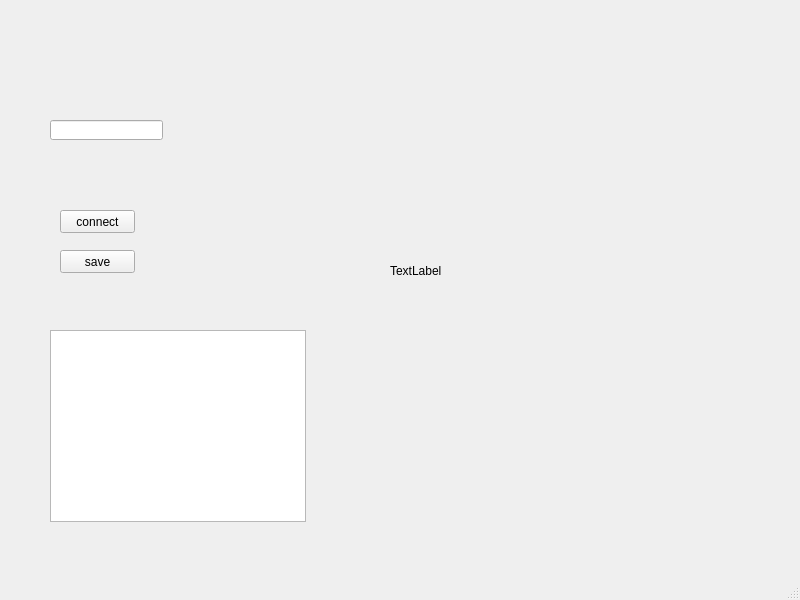
Qt form showpic.ui (ljh3675/Minicap) before a commit.
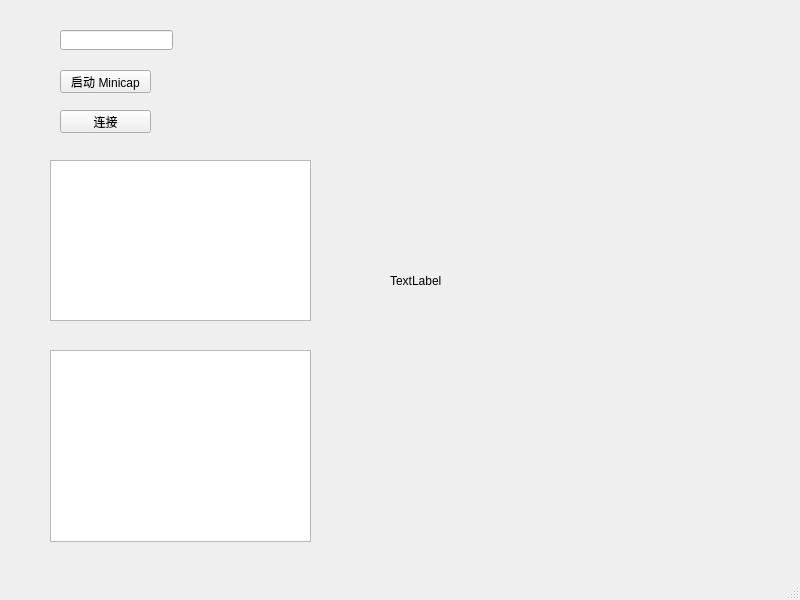
The same form after that commit.

```diff
--- a/showpic.ui
+++ b/showpic.ui
@@ -14,38 +14,38 @@
    <string>showpic</string>
   </property>
   <widget class="QWidget" name="centralwidget">
+   <widget class="QPushButton" name="pushButton_startsever">
+    <property name="geometry">
+     <rect>
+      <x>60</x>
+      <y>70</y>
+      <width>91</width>
+      <height>23</height>
+     </rect>
+    </property>
+    <property name="text">
+     <string>启动 Minicap</string>
+    </property>
+   </widget>
    <widget class="QPushButton" name="pushButton_connect">
     <property name="geometry">
      <rect>
       <x>60</x>
-      <y>210</y>
-      <width>75</width>
+      <y>110</y>
+      <width>91</width>
       <height>23</height>
      </rect>
     </property>
     <property name="text">
-     <string>connect</string>
-    </property>
-   </widget>
-   <widget class="QPushButton" name="pushButton_save">
-    <property name="geometry">
-     <rect>
-      <x>60</x>
-      <y>250</y>
-      <width>75</width>
-      <height>23</height>
-     </rect>
-    </property>
-    <property name="text">
-     <string>save</string>
+     <string>连接</string>
     </property>
    </widget>
    <widget class="QLabel" name="label_image_show">
     <property name="geometry">
      <rect>
       <x>390</x>
-      <y>10</y>
-      <width>361</width>
+      <y>20</y>
+      <width>371</width>
       <height>521</height>
      </rect>
     </property>
@@ -56,8 +56,8 @@
    <widget class="QLineEdit" name="lineEdit_IP">
     <property name="geometry">
      <rect>
-      <x>50</x>
-      <y>120</y>
+      <x>60</x>
+      <y>30</y>
       <width>113</width>
       <height>20</height>
      </rect>
@@ -67,8 +67,18 @@
     <property name="geometry">
      <rect>
       <x>50</x>
-      <y>330</y>
-      <width>256</width>
+      <y>160</y>
+      <width>261</width>
+      <height>161</height>
+     </rect>
+    </property>
+   </widget>
+   <widget class="QTextBrowser" name="textBrowser_info">
+    <property name="geometry">
+     <rect>
+      <x>50</x>
+      <y>350</y>
+      <width>261</width>
       <height>192</height>
      </rect>
     </property>
```
Left out of the diff: 2 changed lines with no effect on the pictures.
